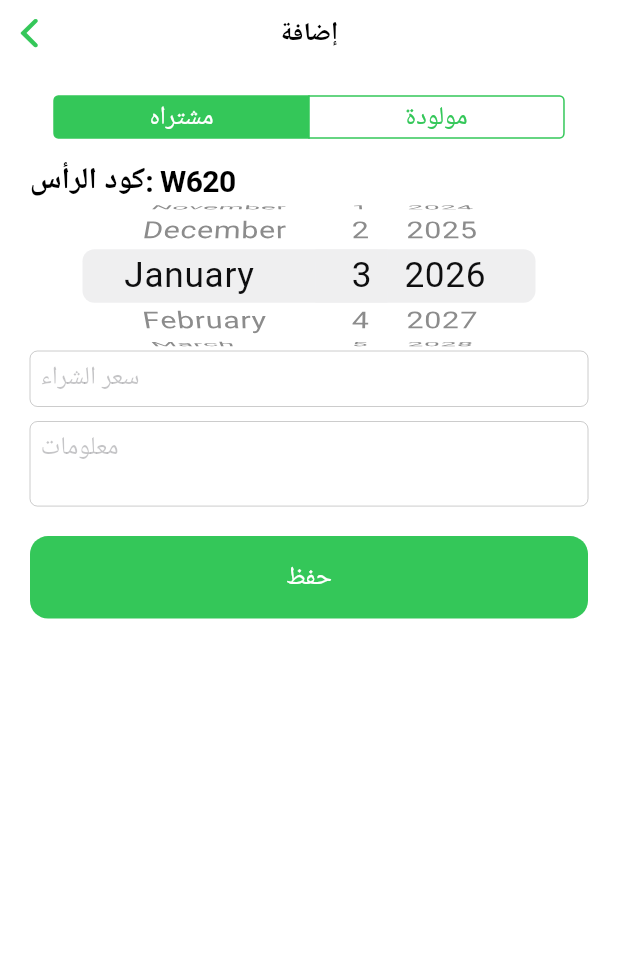
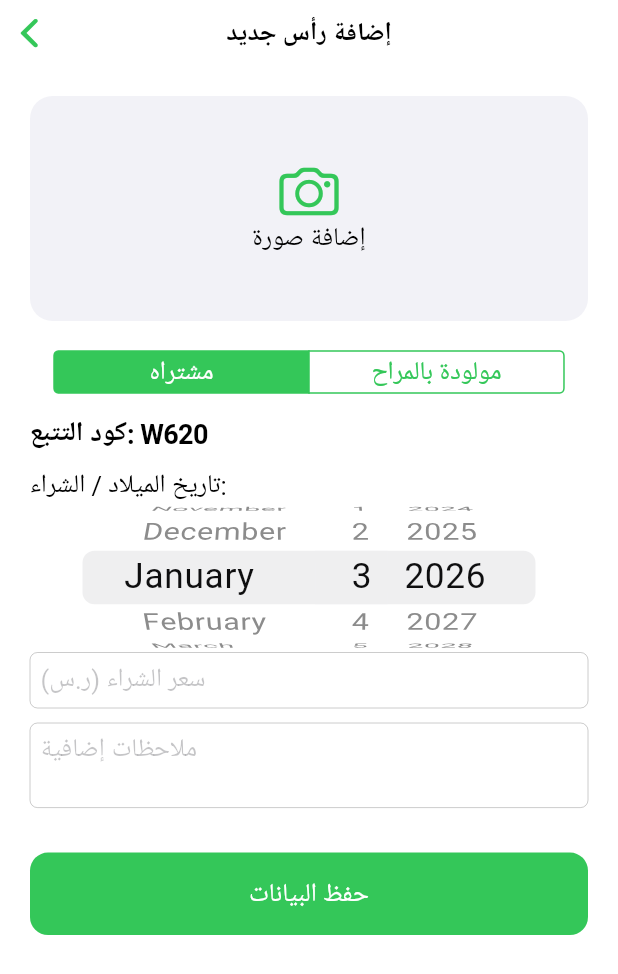
Before and after one commit to asimjed/mrahy, a Flutter app: the AddGoatPage screen opened directly with empty values, after a tap on "مشتراه", on a phone screen of 412 x 824 dp. Shown: the top 974 px of the screen. Run offline on Flutter 3.47's test engine with Material 3 defaults, Android fonts, the phone set to English and light mode, and no system bars; our stand-ins replace image_picker, shared_preferences; accounts and stored records are empty.

Commit message:
إصلاح أخطاء المكتبات وتحديث الكود النهائي

```diff
--- /dev/null
+++ b/devtools_options.yaml
@@ -0,0 +1,3 @@
+description: This file stores settings for Dart & Flutter DevTools.
+documentation: https://docs.flutter.dev/tools/devtools/extensions#configure-extension-enablement-states
+extensions:
--- a/lib/main.dart
+++ b/lib/main.dart
@@ -3,6 +3,7 @@ import 'package:flutter/material.dart' show Colors;
 import 'dart:math';
 import 'dart:convert';
 import 'package:shared_preferences/shared_preferences.dart';
+import 'package:image_picker/image_picker.dart';
 
 List<Map<String, dynamic>> goatsList = [];
 
@@ -35,7 +36,7 @@ class _MainTabNavigationState extends State<MainTabNavigation> {
 
   Future<void> _loadData() async {
     final prefs = await SharedPreferences.getInstance();
-    final String? savedData = prefs.getString('my_farm_data');
+    final String? savedData = prefs.getString('my_farm_data_v2');
     if (savedData != null) {
       setState(() {
         Iterable decoded = json.decode(savedData);
@@ -53,7 +54,7 @@ class _MainTabNavigationState extends State<MainTabNavigation> {
       ...g,
       'date': (g['date'] as DateTime).toIso8601String(),
     }).toList());
-    await prefs.setString('my_farm_data', encodedData);
+    await prefs.setString('my_farm_data_v2', encodedData);
   }
 
   @override
@@ -61,9 +62,9 @@ class _MainTabNavigationState extends State<MainTabNavigation> {
     return CupertinoTabScaffold(
       tabBar: CupertinoTabBar(
         items: const [
-          BottomNavigationBarItem(icon: Icon(CupertinoIcons.graph_square_fill), label: 'الأرباح'),
+          BottomNavigationBarItem(icon: Icon(CupertinoIcons.chart_pie_fill), label: 'الإحصائيات'),
           BottomNavigationBarItem(icon: Icon(CupertinoIcons.add_circled_solid), label: 'إضافة'),
-          BottomNavigationBarItem(icon: Icon(CupertinoIcons.bag_fill), label: 'المعيشة'),
+          BottomNavigationBarItem(icon: Icon(CupertinoIcons.bandage_fill), label: 'المعيشة'),
           BottomNavigationBarItem(icon: Icon(CupertinoIcons.list_bullet), label: 'السجل'),
         ],
       ),
@@ -89,6 +90,7 @@ class DashboardPage extends StatelessWidget {
     double totalCosts = 0;
     int kids = 0;
     int adults = 0;
+    int sickCount = 0;
     DateTime now = DateTime.now();
 
     for (var g in goatsList) {
@@ -97,20 +99,20 @@ class DashboardPage extends StatelessWidget {
                     (g['healthCosts'] as num).toDouble();
 
       DateTime dt = g['date'] as DateTime;
-      // حل مشكلة num to int عبر الحساب المباشر
       int months = (now.year - dt.year) * 12 + (now.month - dt.month);
 
       if (months < 5) { kids++; } else { adults++; }
+      if ((g['healthCosts'] as num) > 0) { sickCount++; }
     }
 
-    double estimatedMarketValue = (adults * 1200.0) + (kids * 500.0);
-    double profitOrLoss = estimatedMarketValue - totalCosts;
+    double estimatedValue = (adults * 1300.0) + (kids * 600.0);
+    double profit = estimatedValue - totalCosts;
 
     return CupertinoPageScaffold(
       backgroundColor: CupertinoColors.systemGroupedBackground,
       child: CustomScrollView(
         slivers: [
-          const CupertinoSliverNavigationBar(largeTitle: Text('الأداء المالي')),
+          const CupertinoSliverNavigationBar(largeTitle: Text('إحصائيات المراح')),
           SliverToBoxAdapter(
             child: Padding(
               padding: const EdgeInsets.all(16.0),
@@ -118,33 +120,29 @@ class DashboardPage extends StatelessWidget {
                 children: [
                   Container(
                     width: double.infinity,
-                    padding: const EdgeInsets.all(25),
+                    padding: const EdgeInsets.all(20),
                     decoration: BoxDecoration(
-                      gradient: LinearGradient(
-                        colors: profitOrLoss >= 0
-                          ? [const Color(0xFF1B5E20), const Color(0xFF4CAF50)]
-                          : [const Color(0xFFB71C1C), const Color(0xFFEF5350)],
-                      ),
+                      gradient: const LinearGradient(colors: [Color(0xFF2E7D32), Color(0xFF81C784)]),
                       borderRadius: BorderRadius.circular(20),
                     ),
                     child: Column(
-                      crossAxisAlignment: CrossAxisAlignment.start,
                       children: [
-                        Text(profitOrLoss >= 0 ? "صافي الربح التقديري" : "إجمالي الخسارة الحالية",
-                          style: const TextStyle(color: Colors.white70, fontSize: 14)),
-                        const SizedBox(height: 10),
-                        Text("${profitOrLoss.toStringAsFixed(2)} ر.س",
-                          style: const TextStyle(color: Colors.white, fontSize: 32, fontWeight: FontWeight.bold)),
+                        const Text("الربح التقديري الإجمالي", style: TextStyle(color: Colors.white70)),
+                        Text("${profit.toStringAsFixed(0)} ر.س",
+                          style: const TextStyle(color: Colors.white, fontSize: 35, fontWeight: FontWeight.bold)),
                       ],
                     ),
                   ),
                   const SizedBox(height: 20),
                   Row(
                     children: [
-                      _buildMiniBox("المصاريف", totalCosts.toStringAsFixed(0), CupertinoColors.systemRed),
-                      _buildMiniBox("قيمة الحلال", estimatedMarketValue.toStringAsFixed(0), CupertinoColors.activeGreen),
+                      _buildStatCard("المواليد", "$kids", CupertinoColors.activeBlue),
+                      _buildStatCard("البالغات", "$adults", CupertinoColors.activeGreen),
+                      _buildStatCard("تحت العلاج", "$sickCount", CupertinoColors.systemRed),
                     ],
                   ),
+                  const SizedBox(height: 10),
+                  _buildMiniBox("إجمالي المصاريف", "${totalCosts.toStringAsFixed(0)} ر.س", CupertinoColors.label),
                 ],
               ),
             ),
@@ -154,88 +152,33 @@ class DashboardPage extends StatelessWidget {
     );
   }
 
-  Widget _buildMiniBox(String l, String v, Color c) {
+  Widget _buildStatCard(String title, String value, Color color) {
     return Expanded(
       child: Container(
-        margin: const EdgeInsets.all(5), padding: const EdgeInsets.all(15),
+        margin: const EdgeInsets.all(4),
+        padding: const EdgeInsets.symmetric(vertical: 20),
         decoration: BoxDecoration(color: CupertinoColors.white, borderRadius: BorderRadius.circular(15)),
-        child: Column(children: [
-          Text(l, style: const TextStyle(fontSize: 11, color: CupertinoColors.systemGrey)),
-          Text(v, style: TextStyle(fontSize: 20, fontWeight: FontWeight.bold, color: c)),
-        ]),
+        child: Column(
+          children: [
+            Text(value, style: TextStyle(fontSize: 25, fontWeight: FontWeight.bold, color: color)),
+            Text(title, style: const TextStyle(fontSize: 12, color: CupertinoColors.systemGrey)),
+          ],
+        ),
       ),
     );
   }
-}
 
-class SpendingPage extends StatefulWidget {
-  final VoidCallback onUpdate;
-  const SpendingPage({super.key, required this.onUpdate});
-  @override
-  State<SpendingPage> createState() => _SpendingPageState();
-}
-
-class _SpendingPageState extends State<SpendingPage> {
-  int _type = 0; int _cat = 0; String? _sel;
-  final TextEditingController _a = TextEditingController();
-  final TextEditingController _n = TextEditingController();
-
-  void _run() {
-    double p = double.tryParse(_a.text) ?? 0.0;
-    if (p <= 0 || goatsList.isEmpty) return;
-    if (_type == 0) {
-      DateTime now = DateTime.now();
-      var t = goatsList.where((g) {
-        DateTime d = g['date'] as DateTime;
-        int m = (now.year - d.year) * 12 + (now.month - d.month);
-        return (_cat == 0) ? (m < 5) : (m >= 5);
-      }).toList();
-      if (t.isNotEmpty) {
-        double s = p / t.length;
-        for (var x in t) { x['foodCosts'] = (x['foodCosts'] as num).toDouble() + s; }
-      }
-    } else {
-      if (_sel != null) {
-        var g = goatsList.firstWhere((e) => e['code'] == _sel);
-        g['healthCosts'] = (g['healthCosts'] as num).toDouble() + p;
-        g['info'] = "${g['info']}\nعلاج: ${_n.text}";
-      }
-    }
-    widget.onUpdate(); _a.clear(); _n.clear();
-  }
-
-  @override
-  Widget build(BuildContext context) {
-    return CupertinoPageScaffold(
-      navigationBar: const CupertinoNavigationBar(middle: Text("المعيشة")),
-      child: SafeArea(
-        child: ListView(padding: const EdgeInsets.all(20), children: [
-          CupertinoSegmentedControl<int>(
-            groupValue: _type,
-            children: const {0: Text("علف"), 1: Text("علاج")},
-            onValueChanged: (v) => setState(() => _type = v ?? 0),
-          ),
-          const SizedBox(height: 20),
-          if (_type == 0)
-            CupertinoSegmentedControl<int>(
-              groupValue: _cat,
-              children: const {0: Text("للمواليد"), 1: Text("للكبار")},
-              onValueChanged: (v) => setState(() => _cat = v ?? 0),
-            )
-          else ...[
-            if(goatsList.isNotEmpty)
-            SizedBox(height: 100, child: CupertinoPicker(
-              itemExtent: 35,
-              onSelectedItemChanged: (i) => _sel = goatsList[i]['code'].toString(),
-              children: goatsList.map((e) => Text(e['code'].toString())).toList(),
-            )),
-            CupertinoTextField(controller: _n, placeholder: "الملاحظات الطبية"),
-          ],
-          const SizedBox(height: 15),
-          CupertinoTextField(controller: _a, placeholder: "المبلغ", keyboardType: TextInputType.number),
-          const SizedBox(height: 20),
-          CupertinoButton.filled(onPressed: _run, child: const Text("حفظ")),
-        ]),
+  Widget _buildMiniBox(String l, String v, Color c) {
+    return Container(
+      width: double.infinity,
+      padding: const EdgeInsets.all(15),
+      decoration: BoxDecoration(color: CupertinoColors.white, borderRadius: BorderRadius.circular(15)),
+      child: Row(
+        mainAxisAlignment: MainAxisAlignment.spaceBetween,
+        children: [
+          Text(l, style: const TextStyle(color: CupertinoColors.systemGrey)),
+          Text(v, style: TextStyle(fontWeight: FontWeight.bold, color: c)),
+        ],
       ),
     );
   }
@@ -251,39 +194,146 @@ class AddGoatPage extends StatefulWidget {
 class _AddGoatPageState extends State<AddGoatPage> {
   final TextEditingController _p = TextEditingController();
   final TextEditingController _i = TextEditingController();
-  String _c = ""; bool _b = false; DateTime _d = DateTime.now();
-  void _g() => setState(() => _c = "${String.fromCharCode(Random().nextInt(26) + 65)}${Random().nextInt(900) + 100}");
-  @override void initState() { super.initState(); _g(); }
+  String _c = ""; bool _isBornInFarm = false; DateTime _d = DateTime.now();
+  String? _imagePath;
+
+  void _generateCode() => setState(() => _c = "${String.fromCharCode(Random().nextInt(26) + 65)}${Random().nextInt(900) + 100}");
+
+  @override void initState() { super.initState(); _generateCode(); }
+
+  Future<void> _pickImage(ImageSource source) async {
+    final ImagePicker picker = ImagePicker();
+    final XFile? image = await picker.pickImage(source: source, imageQuality: 50);
+    if (image != null) { setState(() => _imagePath = image.path); }
+  }
+
+  void _showImageOptions() {
+    showCupertinoModalPopup(
+      context: context,
+      builder: (context) => CupertinoActionSheet(
+        actions: [
+          CupertinoActionSheetAction(child: const Text("الكاميرا"), onPressed: () { _pickImage(ImageSource.camera); Navigator.pop(context); }),
+          CupertinoActionSheetAction(child: const Text("الاستوديو"), onPressed: () { _pickImage(ImageSource.gallery); Navigator.pop(context); }),
+        ],
+        cancelButton: CupertinoActionSheetAction(child: const Text("إلغاء"), onPressed: () => Navigator.pop(context)),
+      ),
+    );
+  }
 
   @override
   Widget build(BuildContext context) {
     return CupertinoPageScaffold(
-      navigationBar: const CupertinoNavigationBar(middle: Text("إضافة")),
+      navigationBar: const CupertinoNavigationBar(middle: Text("إضافة رأس جديد")),
       child: SafeArea(
         child: ListView(padding: const EdgeInsets.all(20), children: [
+          GestureDetector(
+            onTap: _showImageOptions,
+            child: Container(
+              height: 150,
+              decoration: BoxDecoration(color: CupertinoColors.systemGrey6, borderRadius: BorderRadius.circular(15)),
+              child: _imagePath == null
+                ? const Column(mainAxisAlignment: MainAxisAlignment.center, children: [Icon(CupertinoIcons.camera, size: 40), Text("إضافة صورة")])
+                : ClipRRect(borderRadius: BorderRadius.circular(15), child: Image.network(_imagePath!, fit: BoxFit.cover, errorBuilder: (c,e,s) => const Icon(CupertinoIcons.person))),
+            ),
+          ),
+          const SizedBox(height: 20),
           CupertinoSegmentedControl<bool>(
-            groupValue: _b,
-            children: const {false: Text("مشتراه"), true: Text("مولودة")},
-            onValueChanged: (v) => setState(() => _b = v ?? false),
+            groupValue: _isBornInFarm,
+            children: const {false: Text("مشتراه"), true: Text("مولودة بالمراح")},
+            onValueChanged: (v) => setState(() => _isBornInFarm = v ?? false),
           ),
           const SizedBox(height: 15),
-          Text("كود الرأس: $_c", style: const TextStyle(fontSize: 20, fontWeight: FontWeight.bold)),
+          Text("كود التتبع: $_c", style: const TextStyle(fontSize: 18, fontWeight: FontWeight.bold)),
+          const SizedBox(height: 10),
+          const Text("تاريخ الميلاد / الشراء:"),
           SizedBox(height: 100, child: CupertinoDatePicker(mode: CupertinoDatePickerMode.date, onDateTimeChanged: (dt) => _d = dt)),
-          if (!_b) CupertinoTextField(controller: _p, placeholder: "سعر الشراء", keyboardType: TextInputType.number),
+          if (!_isBornInFarm) CupertinoTextField(controller: _p, placeholder: "سعر الشراء (ر.س)", keyboardType: TextInputType.number),
           const SizedBox(height: 10),
-          CupertinoTextField(controller: _i, placeholder: "معلومات", maxLines: 2),
-          const SizedBox(height: 20),
-          CupertinoButton.filled(child: const Text("حفظ"), onPressed: () {
+          CupertinoTextField(controller: _i, placeholder: "ملاحظات إضافية", maxLines: 2),
+          const SizedBox(height: 30),
+          CupertinoButton.filled(child: const Text("حفظ البيانات"), onPressed: () {
             goatsList.add({
-              'code': _c,
-              'date': _d,
+              'code': _c, 'date': _d, 'image': _imagePath,
               'purchasePrice': double.tryParse(_p.text) ?? 0.0,
-              'foodCosts': 0.0,
-              'healthCosts': 0.0,
-              'info': _i.text
+              'foodCosts': 0.0, 'healthCosts': 0.0, 'info': _i.text
             });
-            widget.onSave(); _g(); _p.clear(); _i.clear();
+            // الخطوة 3 المصححة: تحديث البيانات والعودة للواجهة الرئيسية
+            widget.onSave();
+            _p.clear(); _i.clear(); _generateCode();
+            setState(() => _imagePath = null);
           }),
+        ]),
+      ),
+    );
+  }
+}
+
+class SpendingPage extends StatefulWidget {
+  final VoidCallback onUpdate;
+  const SpendingPage({super.key, required this.onUpdate});
+  @override
+  State<SpendingPage> createState() => _SpendingPageState();
+}
+
+class _SpendingPageState extends State<SpendingPage> {
+  int _type = 0; int _cat = 0; String? _selCode;
+  final TextEditingController _amount = TextEditingController();
+  final TextEditingController _note = TextEditingController();
+
+  void _save() {
+    double p = double.tryParse(_amount.text) ?? 0.0;
+    if (p <= 0 || goatsList.isEmpty) return;
+    if (_type == 0) {
+      DateTime now = DateTime.now();
+      var filtered = goatsList.where((g) {
+        int m = (now.year - (g['date'] as DateTime).year) * 12 + (now.month - (g['date'] as DateTime).month);
+        return (_cat == 0) ? (m < 5) : (m >= 5);
+      }).toList();
+      if (filtered.isNotEmpty) {
+        double perHead = p / filtered.length;
+        for (var x in filtered) { x['foodCosts'] = (x['foodCosts'] as num).toDouble() + perHead; }
+      }
+    } else {
+      if (_selCode != null) {
+        var g = goatsList.firstWhere((e) => e['code'] == _selCode);
+        g['healthCosts'] = (g['healthCosts'] as num).toDouble() + p;
+        g['info'] = "${g['info']}\n[علاج]: ${_note.text}";
+      }
+    }
+    widget.onUpdate(); _amount.clear(); _note.clear();
+  }
+
+  @override
+  Widget build(BuildContext context) {
+    return CupertinoPageScaffold(
+      navigationBar: const CupertinoNavigationBar(middle: Text("إضافة مصاريف وعلاجات")),
+      child: SafeArea(
+        child: ListView(padding: const EdgeInsets.all(20), children: [
+          CupertinoSegmentedControl<int>(
+            groupValue: _type,
+            children: const {0: Text("علف / غداء"), 1: Text("أدوية / بيطري")},
+            onValueChanged: (v) => setState(() => _type = v ?? 0),
+          ),
+          const SizedBox(height: 25),
+          if (_type == 0)
+            CupertinoSegmentedControl<int>(
+              groupValue: _cat,
+              children: const {0: Text("مواليد (<5ش)"), 1: Text("كبار (>=5ش)")},
+              onValueChanged: (v) => setState(() => _cat = v ?? 0),
+            )
+          else ...[
+            const Text("اختر الحالة المرضية:"),
+            SizedBox(height: 100, child: CupertinoPicker(
+              itemExtent: 35,
+              onSelectedItemChanged: (i) => _selCode = goatsList[i]['code'].toString(),
+              children: goatsList.map((e) => Text("رأس كود: ${e['code']}")).toList(),
+            )),
+            CupertinoTextField(controller: _note, placeholder: "نوع المرض أو العلاج"),
+          ],
+          const SizedBox(height: 15),
+          CupertinoTextField(controller: _amount, placeholder: "المبلغ بالريال", keyboardType: TextInputType.number),
+          const SizedBox(height: 30),
+          CupertinoButton.filled(onPressed: _save, child: const Text("تحديث السجلات")),
         ]),
       ),
     );
@@ -295,20 +345,28 @@ class InventoryPage extends StatelessWidget {
   @override
   Widget build(BuildContext context) {
     return CupertinoPageScaffold(
-      navigationBar: const CupertinoNavigationBar(middle: Text("السجل")),
-      child: goatsList.isEmpty ? const Center(child: Text("السجل فارغ")) : ListView.builder(
+      navigationBar: const CupertinoNavigationBar(middle: Text("سجل الحلال")),
+      child: goatsList.isEmpty ? const Center(child: Text("لا يوجد بيانات مسجلة")) : ListView.builder(
         itemCount: goatsList.length,
         itemBuilder: (c, i) {
           final g = goatsList[i];
-          double total = (g['purchasePrice'] as num).toDouble() +
-                         (g['foodCosts'] as num).toDouble() +
-                         (g['healthCosts'] as num).toDouble();
+          double total = (g['purchasePrice'] as num).toDouble() + (g['foodCosts'] as num).toDouble() + (g['healthCosts'] as num).toDouble();
           return Container(
-            margin: const EdgeInsets.all(8), padding: const EdgeInsets.all(15),
-            decoration: BoxDecoration(color: Colors.white, borderRadius: BorderRadius.circular(10)),
-            child: Row(mainAxisAlignment: MainAxisAlignment.spaceBetween, children: [
-              Text("كود: ${g['code']}", style: const TextStyle(fontWeight: FontWeight.bold)),
-              Text("${total.toStringAsFixed(2)} ر.س", style: const TextStyle(color: Colors.green, fontWeight: FontWeight.bold)),
+            margin: const EdgeInsets.symmetric(horizontal: 15, vertical: 5),
+            padding: const EdgeInsets.all(10),
+            decoration: BoxDecoration(color: Colors.white, borderRadius: BorderRadius.circular(12)),
+            child: Row(children: [
+              Container(width: 60, height: 60, decoration: BoxDecoration(color: CupertinoColors.systemGrey6, borderRadius: BorderRadius.circular(8)),
+              child: g['image'] != null ? ClipRRect(borderRadius: BorderRadius.circular(8), child: Image.network(g['image'], fit: BoxFit.cover, errorBuilder: (c,e,s) => const Icon(CupertinoIcons.photo))) : const Icon(CupertinoIcons.photo)),
+              const SizedBox(width: 15),
+              Expanded(child: Column(crossAxisAlignment: CrossAxisAlignment.start, children: [
+                Text("كود: ${g['code']}", style: const TextStyle(fontWeight: FontWeight.bold, fontSize: 16)),
+                Text(g['info'] ?? "", style: const TextStyle(fontSize: 12, color: CupertinoColors.systemGrey), maxLines: 1),
+              ])),
+              Column(crossAxisAlignment: CrossAxisAlignment.end, children: [
+                const Text("التكلفة", style: TextStyle(fontSize: 10)),
+                Text("${total.toStringAsFixed(0)} ر.س", style: const TextStyle(color: Colors.red, fontWeight: FontWeight.bold)),
+              ]),
             ]),
           );
         },
```
Also changed, not shown: pubspec.yaml (+12 -73 lines), pubspec.lock, 6 other files.
